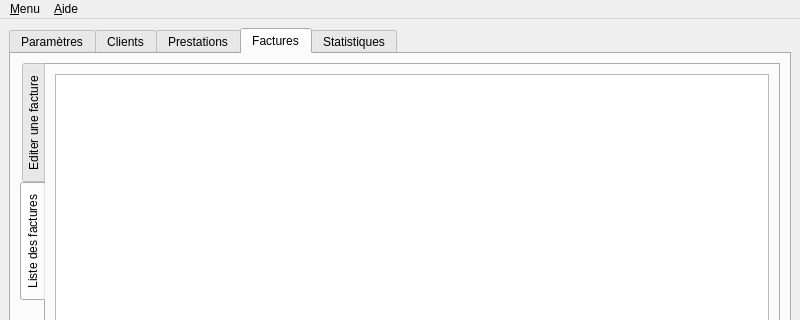
Before: the Qt Designer form ui/Qfacture.ui in jpec/Qfacture, drawn with Qt 5; both pictures show x 0 to 800 and y 0 to 320 of the 800 by 590 pixel window.
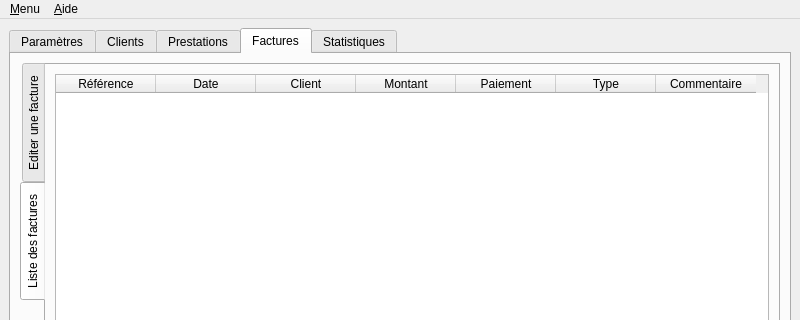
After: the same form once the commit is applied. The open tabs and pages were chosen to show the change. Icons and pictures are not drawn.

Commit message: Chg: utilisation d'un QTableWidget pour afficher la liste des factures

```diff
--- a/ui/Qfacture.ui
+++ b/ui/Qfacture.ui
@@ -1631,10 +1631,54 @@
            </attribute>
            <layout class="QGridLayout" name="gridLayout_8">
             <item row="0" column="0">
-             <widget class="QListWidget" name="fList">
+             <widget class="QTableWidget" name="fList">
+              <property name="editTriggers">
+               <set>QAbstractItemView::NoEditTriggers</set>
+              </property>
               <property name="alternatingRowColors">
                <bool>true</bool>
               </property>
+              <property name="sortingEnabled">
+               <bool>true</bool>
+              </property>
+              <property name="columnCount">
+               <number>7</number>
+              </property>
+              <column>
+               <property name="text">
+                <string>Référence</string>
+               </property>
+              </column>
+              <column>
+               <property name="text">
+                <string>Date</string>
+               </property>
+              </column>
+              <column>
+               <property name="text">
+                <string>Client</string>
+               </property>
+              </column>
+              <column>
+               <property name="text">
+                <string>Montant</string>
+               </property>
+              </column>
+              <column>
+               <property name="text">
+                <string>Paiement</string>
+               </property>
+              </column>
+              <column>
+               <property name="text">
+                <string>Type</string>
+               </property>
+              </column>
+              <column>
+               <property name="text">
+                <string>Commentaire</string>
+               </property>
+              </column>
              </widget>
             </item>
            </layout>
```
Left out of the diff: 2 changed lines with no effect on the pictures. The commit also changes 3 other files.
